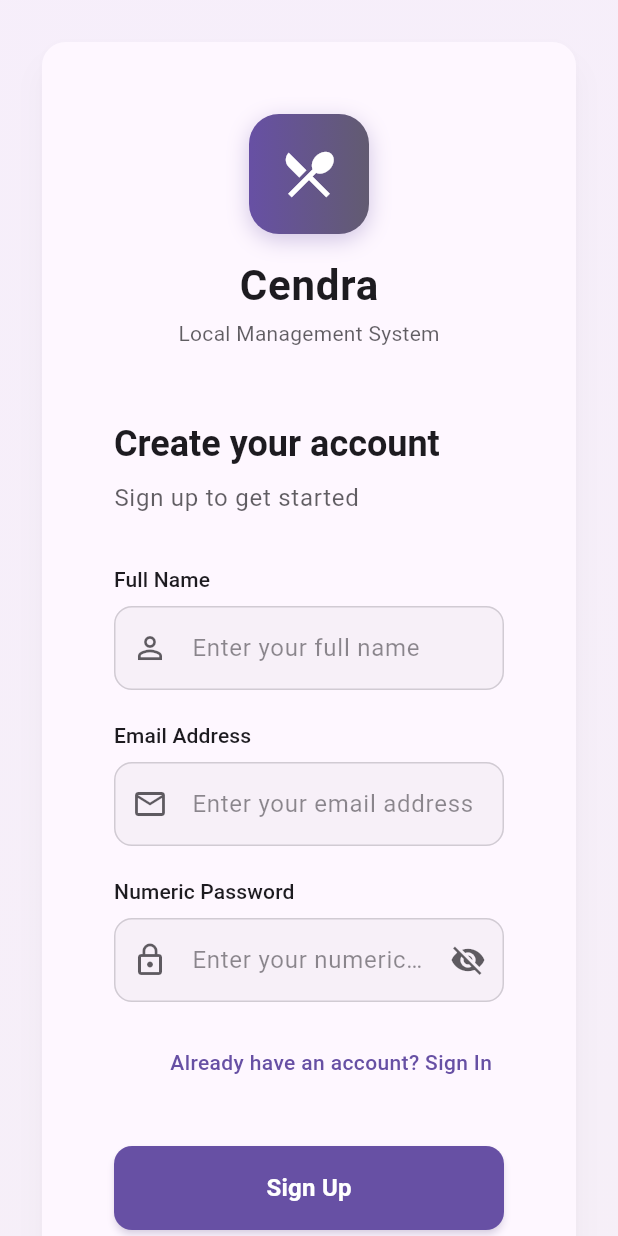
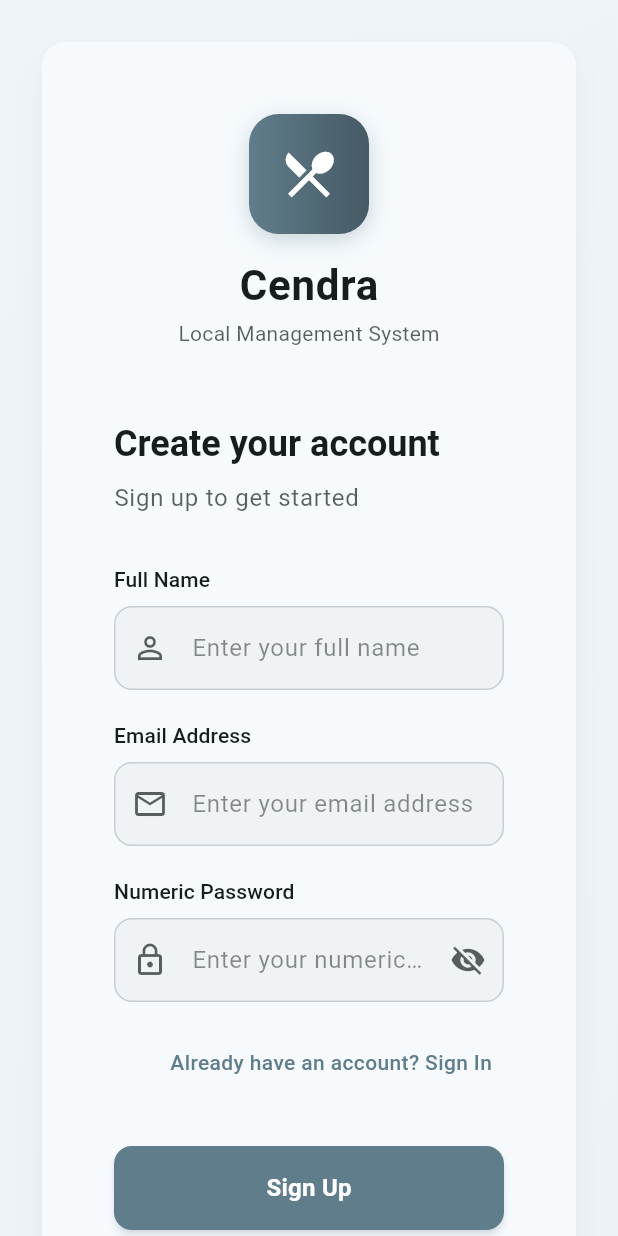
Before and after one commit to cendra-softwares/billing-software, a Flutter app: the screen it shows after launch, on a phone screen of 412 x 824 dp. Run offline on Flutter 3.47's test engine with Material 3 defaults, Android fonts, the phone set to English and light mode, and no system bars; our stand-ins replace flutter_riverpod, isar, supabase_flutter; accounts and stored records are empty; generated files the repository leaves out were written again.

Commit message:
Feat: Added Conifg usage for theming

```diff
--- a/lib/isar/models/local_schema_model.dart
+++ b/lib/isar/models/local_schema_model.dart
@@ -53,9 +53,9 @@ class Restaurant {
 @collection
 class RestaurantConfig {
   Id id = Isar.autoIncrement;
-  String? primaryColor;
-  String? secondaryColor;
-  String? accentColor;
+  String primaryColor = '#607D8B'; // Default to Blue Grey
+  String secondaryColor = '#455A64'; // Default to a darker shade
+  String accentColor = '#FFC107'; // Default to Amber
   String? logoUrl;
   DateTime? createdAt;
 
--- a/lib/main.dart
+++ b/lib/main.dart
@@ -5,7 +5,7 @@
 import 'package:seo_biling/features/local_auth/presentation/pages/restaurant_creation_page.dart';
 import 'package:seo_biling/features/local_auth/presentation/pages/user_dashboard_page.dart';
 import 'package:seo_biling/features/local_auth/presentation/providers/local_auth_providers.dart';
-import 'package:seo_biling/features/local_auth/presentation/providers/local_auth_controller.dart';
+import 'package:seo_biling/isar/models/local_schema_model.dart'; // Import the model
 
 // Create a global provider for the IsarService
 final isarServiceProvider = Provider<IsarService>((ref) {
@@ -30,15 +30,96 @@
   );
 }
 
-class MyApp extends StatelessWidget {
+class MyApp extends ConsumerWidget {
   const MyApp({super.key});
 
+  // Helper function to parse hex color string to Color object
+  Color _parseHexColor(String? hexColor) {
+    if (hexColor == null || hexColor.isEmpty) {
+      return Colors.blueGrey; // Default color if not provided
+    }
+    String formattedHex = hexColor.replaceAll('#', '');
+    if (formattedHex.length == 6) {
+      formattedHex = 'FF$formattedHex'; // Add FF for opacity if not present
+    }
+    return Color(int.parse(formattedHex, radix: 16));
+  }
+
+  // Helper to determine foreground color based on background brightness
+  Color _getForegroundColor(Color backgroundColor) {
+    return ThemeData.estimateBrightnessForColor(backgroundColor) ==
+            Brightness.dark
+        ? Colors.white
+        : Colors.black;
+  }
+
   @override
-  Widget build(BuildContext context) {
+  Widget build(BuildContext context, WidgetRef ref) {
+    final authState = ref.watch(localAuthControllerProvider);
+    final restaurantConfig = authState.currentRestaurantConfig;
+
+    // Get colors from config or use defaults from the model instance
+    final config = restaurantConfig ?? RestaurantConfig();
+    final primaryColor = _parseHexColor(config.primaryColor);
+    final secondaryColor = _parseHexColor(config.secondaryColor);
+    final accentColor = _parseHexColor(config.accentColor);
+
+    // Create a dynamic color scheme
+    final colorScheme = ColorScheme.fromSeed(
+      seedColor: primaryColor,
+      primary: primaryColor,
+      onPrimary: _getForegroundColor(primaryColor),
+      secondary: secondaryColor,
+      onSecondary: _getForegroundColor(secondaryColor),
+      tertiary: accentColor,
+      onTertiary: _getForegroundColor(accentColor),
+      brightness: Brightness.light,
+    );
+
     return MaterialApp(
       title: 'Cendra Billing (Local)',
       theme: ThemeData(
-        primarySwatch: Colors.blueGrey, // Changed theme for local version
+        useMaterial3: true,
+        colorScheme: colorScheme,
+        appBarTheme: AppBarTheme(
+          backgroundColor: colorScheme.primary,
+          foregroundColor: colorScheme.onPrimary,
+          elevation: 4,
+          shadowColor: Colors.black.withOpacity(0.2),
+          iconTheme: IconThemeData(color: colorScheme.onPrimary),
+          actionsIconTheme: IconThemeData(color: colorScheme.onPrimary),
+          titleTextStyle: TextStyle(
+            color: colorScheme.onPrimary,
+            fontSize: 20,
+            fontWeight: FontWeight.bold,
+          ),
+        ),
+        iconTheme: IconThemeData(color: colorScheme.secondary),
+        elevatedButtonTheme: ElevatedButtonThemeData(
+          style: ElevatedButton.styleFrom(
+            backgroundColor: colorScheme.primary,
+            foregroundColor: colorScheme.onPrimary,
+            shape: RoundedRectangleBorder(
+              borderRadius: BorderRadius.circular(8),
+            ),
+          ),
+        ),
+        textButtonTheme: TextButtonThemeData(
+          style: TextButton.styleFrom(foregroundColor: colorScheme.primary),
+        ),
+        iconButtonTheme: IconButtonThemeData(
+          style: IconButton.styleFrom(foregroundColor: colorScheme.primary),
+        ),
+        cardTheme: CardThemeData(
+          elevation: 2,
+          shape: RoundedRectangleBorder(
+            borderRadius: BorderRadius.circular(12),
+          ),
+        ),
+        textTheme: Theme.of(context).textTheme.apply(
+          bodyColor: colorScheme.onSurface,
+          displayColor: colorScheme.onSurface,
+        ),
       ),
       home: const LocalAuthGate(), // Use our new local auth gate
     );
@@ -67,11 +148,7 @@
     final authState = ref.watch(localAuthControllerProvider);
 
     if (authState.isLoading) {
-      return const Scaffold(
-        body: Center(
-          child: CircularProgressIndicator(),
-        ),
-      );
+      return const Scaffold(body: Center(child: CircularProgressIndicator()));
     } else if (authState.currentUser == null) {
       return const LocalSignupPage();
     } else if (authState.currentRestaurant == null) {
```
Also changed, not shown: lib/features/home/presentation/pages/isar_data_management_page.dart (+28 -17 lines), lib/features/local_auth/data/local_auth_repository.dart (+16 -5 lines), lib/features/local_auth/presentation/pages/restaurant_config_editor_page.dart (added, +312 -0 lines), lib/features/local_auth/presentation/pages/user_dashboard_page.dart (+43 -9 lines), lib/features/local_auth/presentation/providers/local_auth_controller.dart (+13 -0 lines), lib/isar/models/local_schema_model.g.dart, 1 other file.
